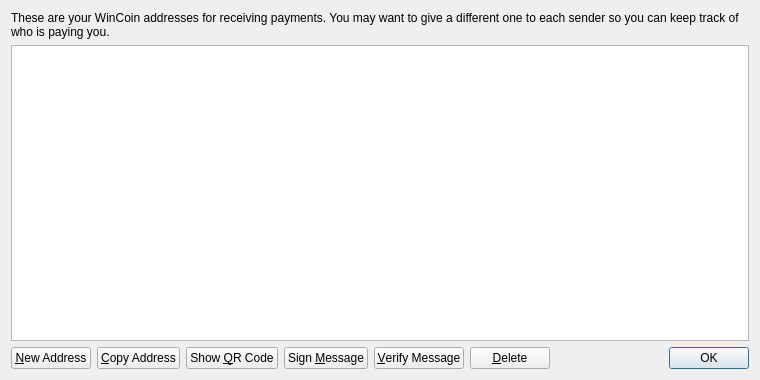
Before: the Qt Designer form src/qt/forms/addressbookpage.ui in AceCoin/AceCoin, drawn with Qt 5.
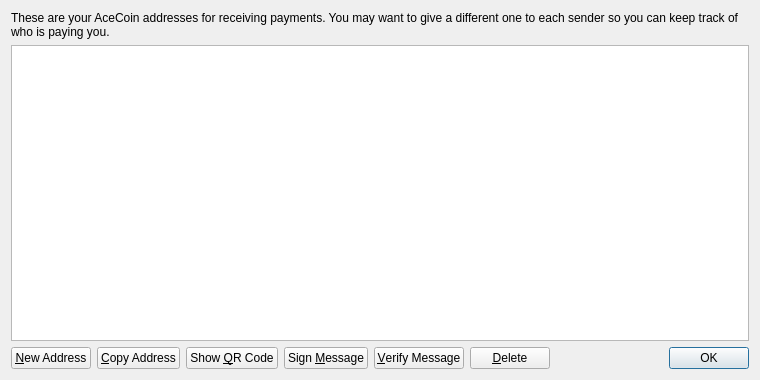
After: the same form once the commit is applied. Icons and pictures are not drawn.

```diff
--- a/src/qt/forms/addressbookpage.ui
+++ b/src/qt/forms/addressbookpage.ui
@@ -17,7 +17,7 @@
    <item>
     <widget class="QLabel" name="labelExplanation">
      <property name="text">
-      <string>These are your WinCoin addresses for receiving payments. You may want to give a different one to each sender so you can keep track of who is paying you.</string>
+      <string>These are your AceCoin addresses for receiving payments. You may want to give a different one to each sender so you can keep track of who is paying you.</string>
      </property>
      <property name="textFormat">
       <enum>Qt::PlainText</enum>
```
Left out of the diff: 4 changed lines with no effect on the pictures.
